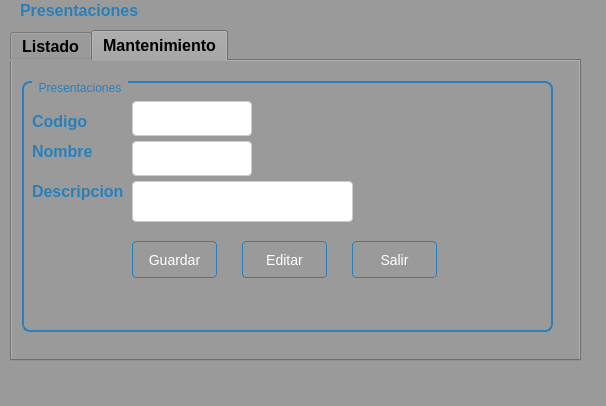
Above: Sistema de ventas/ui/FrmPresentacion.ui from CodeDrTech/DevelopPython before the change. Below: the same form after it.
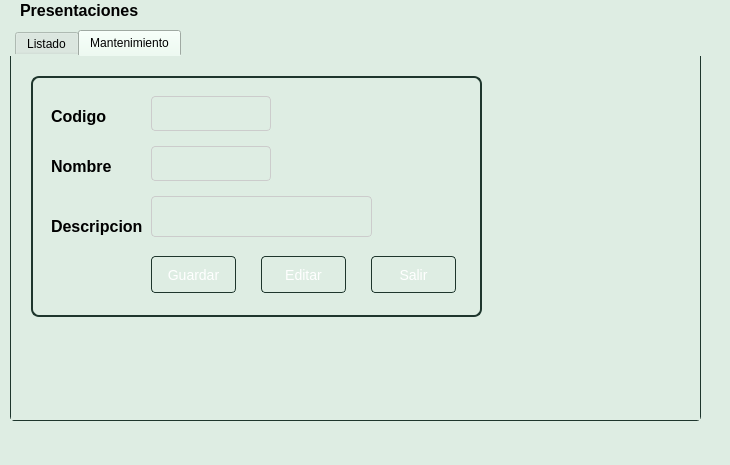
That is the form after the change. The open tabs and pages were chosen to show the change.

```diff
--- a/Sistema de ventas/ui/FrmPresentacion.ui
+++ b/Sistema de ventas/ui/FrmPresentacion.ui
@@ -9,8 +9,8 @@
    <rect>
     <x>0</x>
     <y>0</y>
-    <width>606</width>
-    <height>406</height>
+    <width>730</width>
+    <height>465</height>
    </rect>
   </property>
   <property name="windowTitle">
@@ -18,7 +18,7 @@
   </property>
   <property name="styleSheet">
    <string notr="true">QWidget {
-    background-color: #9a9a9a;
+    background-color: #deede3;
 }</string>
   </property>
   <widget class="QWidget" name="centralwidget">
@@ -33,17 +33,17 @@
     </property>
     <property name="font">
      <font>
-      <pointsize>-1</pointsize>
+      <pointsize>1</pointsize>
       <bold>true</bold>
      </font>
     </property>
     <property name="styleSheet">
      <string notr="true">QWidget {
-    background-color: #9a9a9a;
+    background-color: var(--jade-50);
 }
 
 QLabel {
-    color: #2980b9;
+    color: var(--jade-500);
     font-size: 16px;
     font-weight: bold;
 }</string>
@@ -57,8 +57,8 @@
      <rect>
       <x>10</x>
       <y>30</y>
-      <width>571</width>
-      <height>331</height>
+      <width>691</width>
+      <height>391</height>
      </rect>
     </property>
     <property name="toolTip">
@@ -66,13 +66,35 @@
     </property>
     <property name="styleSheet">
      <string notr="true">QTabWidget {
-    background-color: #9a9a9a;
+    background-color: #deede3;
+    border: 1px solid #cccccc;
+    border-radius: 4px;
 }
 
-QTabWidget {
-    color: #2980b9;
-    font-size: 16px;
-    font-weight: bold;
+QTabWidget::tab-bar {
+    left: 5px;
+}
+
+QTabWidget::tab {
+    background-color: #deede3;
+    border: 1px solid #1e362d;
+    border-bottom-left-radius: 4px;
+    border-bottom-right-radius: 4px;
+    padding: 6px 12px;
+}
+
+QTabWidget::tab:selected {
+    background-color: #c0dacb;
+    border: 1px solid #1e362d;
+    border-bottom: 1px solid #c0dacb;
+}
+
+QTabWidget::pane {
+    background-color: #deede3;
+    border: 1px solid #1e362d;
+    border-top: none;
+    border-bottom-left-radius: 4px;
+    border-bottom-right-radius: 4px;
 }</string>
     </property>
     <property name="currentIndex">
@@ -372,39 +394,37 @@
      <widget class="QGroupBox" name="groupBox">
       <property name="geometry">
        <rect>
-        <x>10</x>
+        <x>20</x>
         <y>20</y>
-        <width>531</width>
-        <height>251</height>
+        <width>451</width>
+        <height>241</height>
        </rect>
       </property>
       <property name="styleSheet">
        <string notr="true">QGroupBox {
-    border: 2px solid #2980b9;
+    border: 2px solid #1e362d;
     border-radius: 8px;
     padding: 10px;
-    background-color: #9a9a9a;
+    background-color: var(--jade-50);
 }
 
 QGroupBox:title {
-    color: #2980b9;
+    color: #1e362d;
     subcontrol-origin: margin;
     subcontrol-position: top left;
     left: 10px;
     padding-left: 5px;
     padding-right: 5px;
     border: none;
-}
-
-</string>
+}</string>
       </property>
       <property name="title">
-       <string>Presentaciones</string>
+       <string/>
       </property>
       <widget class="QLabel" name="label_3">
        <property name="geometry">
         <rect>
-         <x>10</x>
+         <x>20</x>
          <y>30</y>
          <width>55</width>
          <height>21</height>
@@ -412,11 +432,11 @@
        </property>
        <property name="styleSheet">
         <string notr="true">QWidget {
-    background-color: #9a9a9a;
+    background-color: var(--jade-50);
 }
 
 QLabel {
-    color: #2980b9;
+    color: var(--jade-500);
     font-size: 16px;
     font-weight: bold;
 }</string>
@@ -428,19 +448,19 @@
       <widget class="QLabel" name="label_4">
        <property name="geometry">
         <rect>
-         <x>10</x>
-         <y>60</y>
+         <x>20</x>
+         <y>80</y>
          <width>63</width>
          <height>21</height>
         </rect>
        </property>
        <property name="styleSheet">
         <string notr="true">QWidget {
-    background-color: #9a9a9a;
+    background-color: var(--jade-50);
 }
 
 QLabel {
-    color: #2980b9;
+    color: var(--jade-500);
     font-size: 16px;
     font-weight: bold;
 }</string>
@@ -452,19 +472,19 @@
       <widget class="QLabel" name="label_5">
        <property name="geometry">
         <rect>
-         <x>10</x>
-         <y>100</y>
+         <x>20</x>
+         <y>140</y>
          <width>101</width>
          <height>21</height>
         </rect>
        </property>
        <property name="styleSheet">
         <string notr="true">QWidget {
-    background-color: #9a9a9a;
+    background-color: var(--jade-50);
 }
 
 QLabel {
-    color: #2980b9;
+    color: var(--jade-500);
     font-size: 16px;
     font-weight: bold;
 }</string>
@@ -476,8 +496,8 @@
       <widget class="QPushButton" name="btnEditar">
        <property name="geometry">
         <rect>
-         <x>220</x>
-         <y>160</y>
+         <x>230</x>
+         <y>180</y>
          <width>85</width>
          <height>37</height>
         </rect>
@@ -485,9 +505,9 @@
        <property name="styleSheet">
         <string notr="true">QPushButton {
     background: qlineargradient(x1: 0, y1: 0, x2: 0, y2: 1,
-                                 stop: 0 #5DADE2, stop: 1 #2980b9);
+                                 stop: 0 #c0dacb, stop: 1 #1e362d);
     color: #ffffff;
-    border: 1px solid #2980b9;
+    border: 1px solid #1e362d;
     padding: 8px 16px;
     border-radius: 4px;
     font-size: 14px;
@@ -501,10 +521,9 @@
 
 QPushButton:pressed {
     background: qlineargradient(x1: 0, y1: 0, x2: 0, y2: 1,
-                                 stop: 0 #3C89B4, stop: 1 #1f618d);
-    border: 1px solid #1f618d;
-}
-</string>
+                                 stop: 0 #2a5242, stop: 1 #32624d);
+    border: 1px solid #32624d;
+}</string>
        </property>
        <property name="text">
         <string>Editar</string>
@@ -513,8 +532,8 @@
       <widget class="QPushButton" name="btnGuardar">
        <property name="geometry">
         <rect>
-         <x>110</x>
-         <y>160</y>
+         <x>120</x>
+         <y>180</y>
          <width>85</width>
          <height>37</height>
         </rect>
@@ -522,9 +541,9 @@
        <property name="styleSheet">
         <string notr="true">QPushButton {
     background: qlineargradient(x1: 0, y1: 0, x2: 0, y2: 1,
-                                 stop: 0 #5DADE2, stop: 1 #2980b9);
+                                 stop: 0 #c0dacb, stop: 1 #1e362d);
     color: #ffffff;
-    border: 1px solid #2980b9;
+    border: 1px solid #1e362d;
     padding: 8px 16px;
     border-radius: 4px;
     font-size: 14px;
@@ -538,10 +557,9 @@
 
 QPushButton:pressed {
     background: qlineargradient(x1: 0, y1: 0, x2: 0, y2: 1,
-                                 stop: 0 #3C89B4, stop: 1 #1f618d);
-    border: 1px solid #1f618d;
-}
-</string>
+                                 stop: 0 #2a5242, stop: 1 #32624d);
+    border: 1px solid #32624d;
+}</string>
        </property>
        <property name="text">
         <string> Guardar </string>
@@ -550,8 +568,8 @@
       <widget class="QPushButton" name="btnSalir">
        <property name="geometry">
         <rect>
-         <x>330</x>
-         <y>160</y>
+         <x>340</x>
+         <y>180</y>
          <width>85</width>
          <height>37</height>
         </rect>
@@ -559,9 +577,9 @@
        <property name="styleSheet">
         <string notr="true">QPushButton {
     background: qlineargradient(x1: 0, y1: 0, x2: 0, y2: 1,
-                                 stop: 0 #5DADE2, stop: 1 #2980b9);
+                                 stop: 0 #c0dacb, stop: 1 #1e362d);
     color: #ffffff;
-    border: 1px solid #2980b9;
+    border: 1px solid #1e362d;
     padding: 8px 16px;
     border-radius: 4px;
     font-size: 14px;
@@ -575,10 +593,9 @@
 
 QPushButton:pressed {
     background: qlineargradient(x1: 0, y1: 0, x2: 0, y2: 1,
-                                 stop: 0 #3C89B4, stop: 1 #1f618d);
-    border: 1px solid #1f618d;
-}
-</string>
+                                 stop: 0 #2a5242, stop: 1 #32624d);
+    border: 1px solid #32624d;
+}</string>
        </property>
        <property name="text">
         <string>Salir</string>
@@ -587,41 +604,15 @@
       <widget class="QLineEdit" name="txtCodigo">
        <property name="geometry">
         <rect>
-         <x>110</x>
+         <x>120</x>
          <y>20</y>
          <width>120</width>
          <height>35</height>
         </rect>
        </property>
        <property name="styleSheet">
-        <string notr="true">QWidget {
-    background-color: #f2f2f2;
-}
-
-QPushButton {
-    background: qlineargradient(x1: 0, y1: 0, x2: 0, y2: 1,
-                                 stop: 0 #5DADE2, stop: 1 #2980b9);
-    color: #ffffff;
-    border: 1px solid #2980b9;
-    padding: 8px 16px;
-    border-radius: 4px;
-    font-size: 14px;
-}
-
-QPushButton:hover {
-    background: qlineargradient(x1: 0, y1: 0, x2: 0, y2: 1,
-                                 stop: 0 #4DA8DB, stop: 1 #2471a3);
-    border: 1px solid #2471a3;
-}
-
-QPushButton:pressed {
-    background: qlineargradient(x1: 0, y1: 0, x2: 0, y2: 1,
-                                 stop: 0 #3C89B4, stop: 1 #1f618d);
-    border: 1px solid #1f618d;
-}
-
-QLineEdit {
-    background-color: #ffffff;
+        <string notr="true">QLineEdit {
+    background-color: #deede3;
     border: 1px solid #cccccc;
     padding: 6px;
     border-radius: 4px;
@@ -637,31 +628,10 @@
     outline: none;
 }
 
-QWidget {
-    background-color: #f2f2f2;
-}
-
-QLabel {
-    color: #2980b9;
-    font-size: 16px;
-    font-weight: bold;
-}
-
-QLineEdit {
-    background-color: #ffffff;
-    border: 1px solid #cccccc;
-    padding: 6px;
-    border-radius: 4px;
-    font-size: 14px;
-    color: #2980b9;
-}
-
 QLineEdit::placeholder {
-    color: #2980b9;
+    color: #1e362d;
     font-weight: bold;
-}
-
-</string>
+}</string>
        </property>
        <property name="readOnly">
         <bool>true</bool>
@@ -670,41 +640,15 @@
       <widget class="QLineEdit" name="txtNombre">
        <property name="geometry">
         <rect>
-         <x>110</x>
-         <y>60</y>
+         <x>120</x>
+         <y>70</y>
          <width>120</width>
          <height>35</height>
         </rect>
        </property>
        <property name="styleSheet">
-        <string notr="true">QWidget {
-    background-color: #f2f2f2;
-}
-
-QPushButton {
-    background: qlineargradient(x1: 0, y1: 0, x2: 0, y2: 1,
-                                 stop: 0 #5DADE2, stop: 1 #2980b9);
-    color: #ffffff;
-    border: 1px solid #2980b9;
-    padding: 8px 16px;
-    border-radius: 4px;
-    font-size: 14px;
-}
-
-QPushButton:hover {
-    background: qlineargradient(x1: 0, y1: 0, x2: 0, y2: 1,
-                                 stop: 0 #4DA8DB, stop: 1 #2471a3);
-    border: 1px solid #2471a3;
-}
-
-QPushButton:pressed {
-    background: qlineargradient(x1: 0, y1: 0, x2: 0, y2: 1,
-                                 stop: 0 #3C89B4, stop: 1 #1f618d);
-    border: 1px solid #1f618d;
-}
-
-QLineEdit {
-    background-color: #ffffff;
+        <string notr="true">QLineEdit {
+    background-color: #deede3;
     border: 1px solid #cccccc;
     padding: 6px;
     border-radius: 4px;
@@ -720,71 +664,24 @@
     outline: none;
 }
 
-QWidget {
-    background-color: #f2f2f2;
-}
-
-QLabel {
-    color: #2980b9;
-    font-size: 16px;
-    font-weight: bold;
-}
-
-QLineEdit {
-    background-color: #ffffff;
-    border: 1px solid #cccccc;
-    padding: 6px;
-    border-radius: 4px;
-    font-size: 14px;
-    color: #2980b9;
-}
-
 QLineEdit::placeholder {
-    color: #2980b9;
+    color: #1e362d;
     font-weight: bold;
-}
-
-</string>
+}</string>
        </property>
       </widget>
       <widget class="QTextEdit" name="txtDescripcion">
        <property name="geometry">
         <rect>
-         <x>110</x>
-         <y>100</y>
+         <x>120</x>
+         <y>120</y>
          <width>221</width>
          <height>41</height>
         </rect>
        </property>
        <property name="styleSheet">
-        <string notr="true">QWidget {
-    background-color: #f2f2f2;
-}
-
-QPushButton {
-    background: qlineargradient(x1: 0, y1: 0, x2: 0, y2: 1,
-                                 stop: 0 #5DADE2, stop: 1 #2980b9);
-    color: #ffffff;
-    border: 1px solid #2980b9;
-    padding: 8px 16px;
-    border-radius: 4px;
-    font-size: 14px;
-}
-
-QPushButton:hover {
-    background: qlineargradient(x1: 0, y1: 0, x2: 0, y2: 1,
-                                 stop: 0 #4DA8DB, stop: 1 #2471a3);
-    border: 1px solid #2471a3;
-}
-
-QPushButton:pressed {
-    background: qlineargradient(x1: 0, y1: 0, x2: 0, y2: 1,
-                                 stop: 0 #3C89B4, stop: 1 #1f618d);
-    border: 1px solid #1f618d;
-}
-
-QTextEdit {
-    background-color: #ffffff;
+        <string notr="true">QTextEdit {
+    background-color: #deede3;
     border: 1px solid #cccccc;
     padding: 6px;
     border-radius: 4px;
@@ -798,33 +695,7 @@
 QLineEdit:focus {
     border: 1px solid #3498db;
     outline: none;
-}
-
-QWidget {
-    background-color: #f2f2f2;
-}
-
-QLabel {
-    color: #2980b9;
-    font-size: 16px;
-    font-weight: bold;
-}
-
-QTextEdit {
-    background-color: #ffffff;
-    border: 1px solid #cccccc;
-    padding: 6px;
-    border-radius: 4px;
-    font-size: 14px;
-    color: #2980b9;
-}
-
-QTextEdit::placeholder {
-    color: #2980b9;
-    font-weight: bold;
-}
-
-</string>
+}</string>
        </property>
       </widget>
      </widget>
```
Left out of the diff: 220 changed lines with no effect on the pictures. Lines whose indentation alone changed are shown as unchanged.
